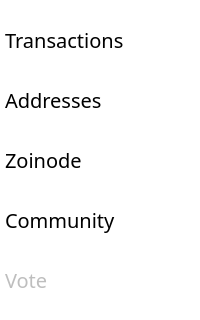
Above: src/qt/forms/menupage.ui from noirofficial/noir before the change; both pictures show x 0 to 200 and y 244 to 564 of the 200 by 704 pixel window. Below: the same form after it.
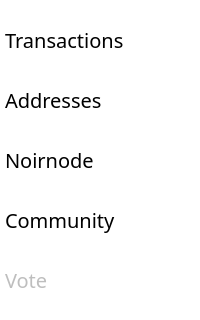
That is the form after the change. Icons and pictures are not drawn.

The edit to the form file:
```diff
--- a/src/qt/forms/menupage.ui
+++ b/src/qt/forms/menupage.ui
@@ -851,7 +851,7 @@
 </string>
      </property>
      <property name="text">
-      <string>Zoinode</string>
+      <string>Noirnode</string>
      </property>
      <property name="icon">
       <iconset>
```
Left out of the diff: 2 changed lines with no effect on the pictures.
